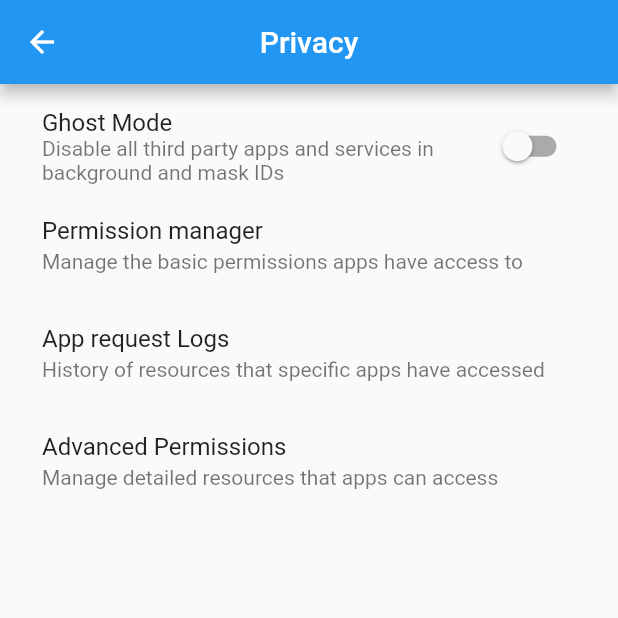
After one commit to kwe-k-u/settings, a Flutter app: the screen it shows after launch, after a tap on "Privacy", on a phone screen of 412 x 824 dp, the top half of it. The commit adds this screen. Run offline on Flutter 3.47's test engine with Material 2 defaults, Android fonts, the phone set to English and light mode, and no system bars.

Commit message:
Added basic privacy ui

```diff
--- a/lib/UI/HomePage.dart
+++ b/lib/UI/HomePage.dart
@@ -1,4 +1,5 @@
 import 'package:flutter/material.dart';
+import 'package:settings/UI/PrivacyPage.dart';
 
 
 class HomePage extends StatefulWidget {
@@ -63,6 +64,11 @@ class _HomePageState extends State<HomePage> {
               ListTile(
                 leading: Icon(Icons.app_settings_alt_rounded),
                 title: Text("Privacy"),
+                onTap: (){
+                  Navigator.push(context, MaterialPageRoute(
+                      builder: (context)=> PrivacyPage())
+                  );
+                },
               ),
 
               ListTile(
--- /dev/null
+++ b/lib/UI/PrivacyPage.dart
@@ -0,0 +1,61 @@
+import 'package:flutter/material.dart';
+
+class PrivacyPage extends StatefulWidget {
+  @override
+  _PrivacyPageState createState() => _PrivacyPageState();
+}
+
+class _PrivacyPageState extends State<PrivacyPage> {
+  @override
+  Widget build(BuildContext context) {
+    return MaterialApp(
+      home: Scaffold(
+        appBar: AppBar(
+          title: Text("Privacy"),
+          centerTitle: true,
+          leading: BackButton(
+            onPressed: (){
+              Navigator.pop(context);
+            },
+          ),
+        ),
+        body: Container(
+          padding: EdgeInsets.all(12.0),
+          child: ListView(
+            children: [
+
+
+              SwitchListTile(
+                title: Text("Ghost Mode"),
+                subtitle: Text("Disable all third party apps and services in background and mask IDs"),
+                value: false,
+                onChanged: (value){
+
+                },
+              ),
+
+              ListTile(
+                title: Text("Permission manager"),
+                subtitle: Text("Manage the basic permissions apps have access to"),
+              ),
+
+
+              ListTile(
+                title: Text("App request Logs"),
+                subtitle: Text("History of resources that specific apps have accessed"),
+              ),
+
+
+              ListTile(
+                title: Text("Advanced Permissions"),
+                subtitle: Text("Manage detailed resources that apps can access"),
+              ),
+
+
+            ],
+          ),
+        ),
+      ),
+    );
+  }
+}
```
